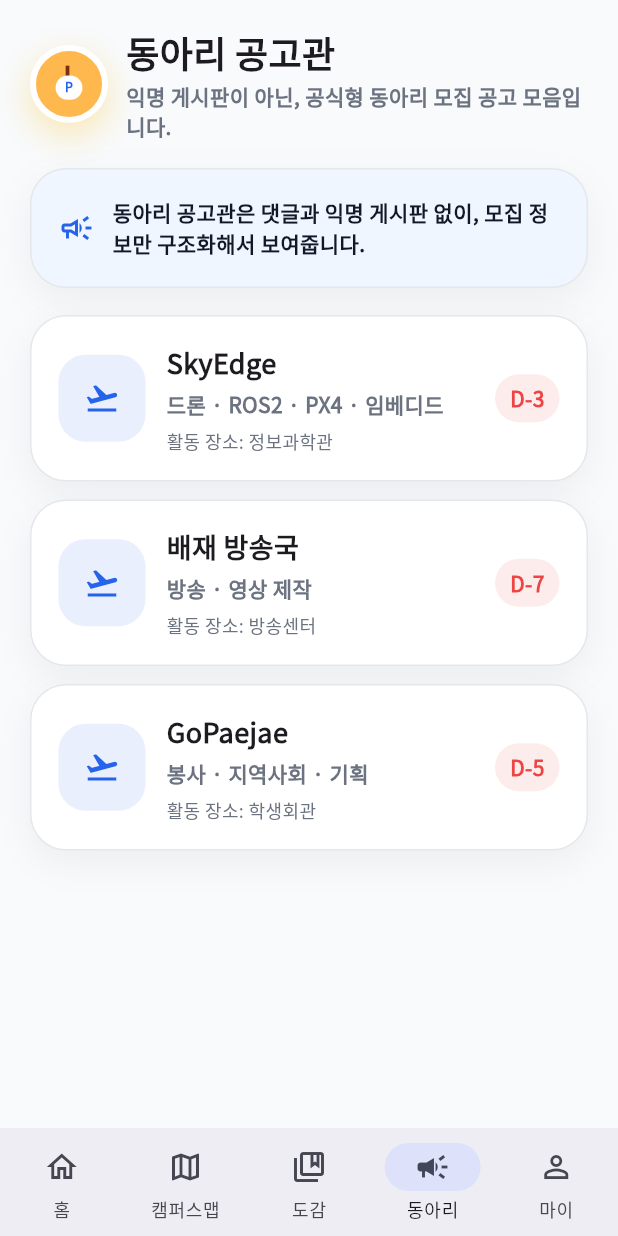
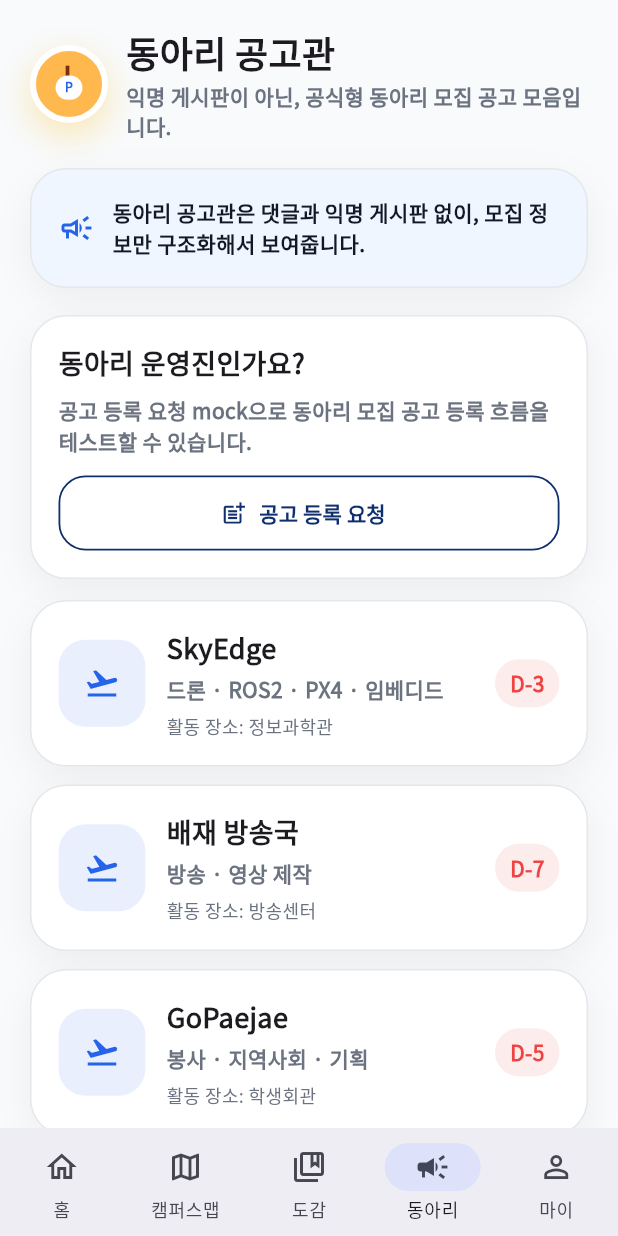
Before and after one commit to gxmzung/paejae-pick-2-app, a Flutter app: the MainShell screen opened directly, item 4 of the bottom bar chosen, on a phone screen of 412 x 824 dp. Run offline on Flutter 3.47's test engine with Material 3 defaults, Android fonts, the phone set to English and light mode, and no system bars; our stand-ins replace google_fonts, shared_preferences; accounts and stored records are empty.

Commit message:
fix: add club submit entry point

```diff
--- a/lib/main.dart
+++ b/lib/main.dart
@@ -1529,6 +1529,54 @@ class ClubScreen extends StatelessWidget {
             ),
           ),
           const SizedBox(height: 18),
+          AppCard(
+            color: Colors.white,
+            child: Column(
+              crossAxisAlignment: CrossAxisAlignment.start,
+              children: [
+                const Text(
+                  '동아리 운영진인가요?',
+                  style: TextStyle(fontSize: 18, fontWeight: FontWeight.w900),
+                ),
+                const SizedBox(height: 8),
+                const Text(
+                  '공고 등록 요청 mock으로 동아리 모집 공고 등록 흐름을 테스트할 수 있습니다.',
+                  style: TextStyle(
+                    color: AppColors.sub,
+                    fontWeight: FontWeight.w700,
+                    height: 1.5,
+                  ),
+                ),
+                const SizedBox(height: 12),
+                SizedBox(
+                  width: double.infinity,
+                  height: 50,
+                  child: OutlinedButton.icon(
+                    style: OutlinedButton.styleFrom(
+                      foregroundColor: AppColors.darkBlue,
+                      side: const BorderSide(color: AppColors.darkBlue, width: 1.2),
+                      shape: RoundedRectangleBorder(
+                        borderRadius: BorderRadius.circular(18),
+                      ),
+                    ),
+                    onPressed: () {
+                      Navigator.of(context).push(
+                        MaterialPageRoute(
+                          builder: (_) => const ClubNoticeSubmitMockScreen(),
+                        ),
+                      );
+                    },
+                    icon: const Icon(Icons.post_add_outlined),
+                    label: const Text(
+                      '공고 등록 요청',
+                      style: TextStyle(fontWeight: FontWeight.w900),
+                    ),
+                  ),
+                ),
+              ],
+            ),
+          ),
+          const SizedBox(height: 14),
           ...clubs.map((club) {
             return Padding(
               padding: const EdgeInsets.only(bottom: 12),
```
Also changed, not shown: 1 other file.
